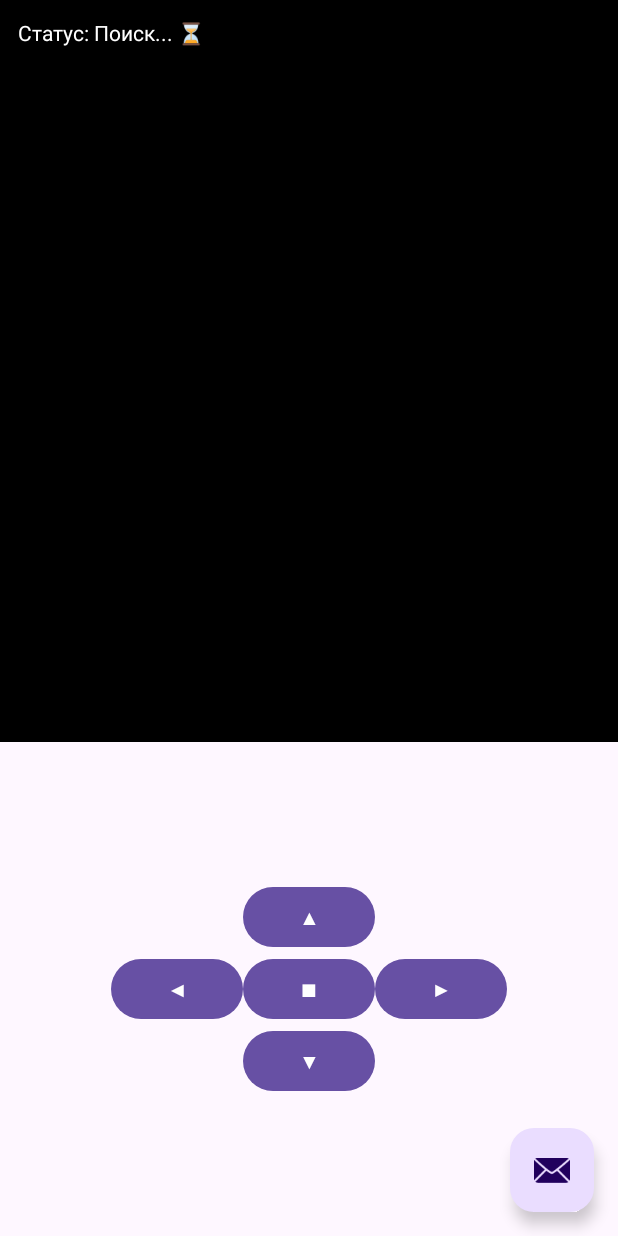
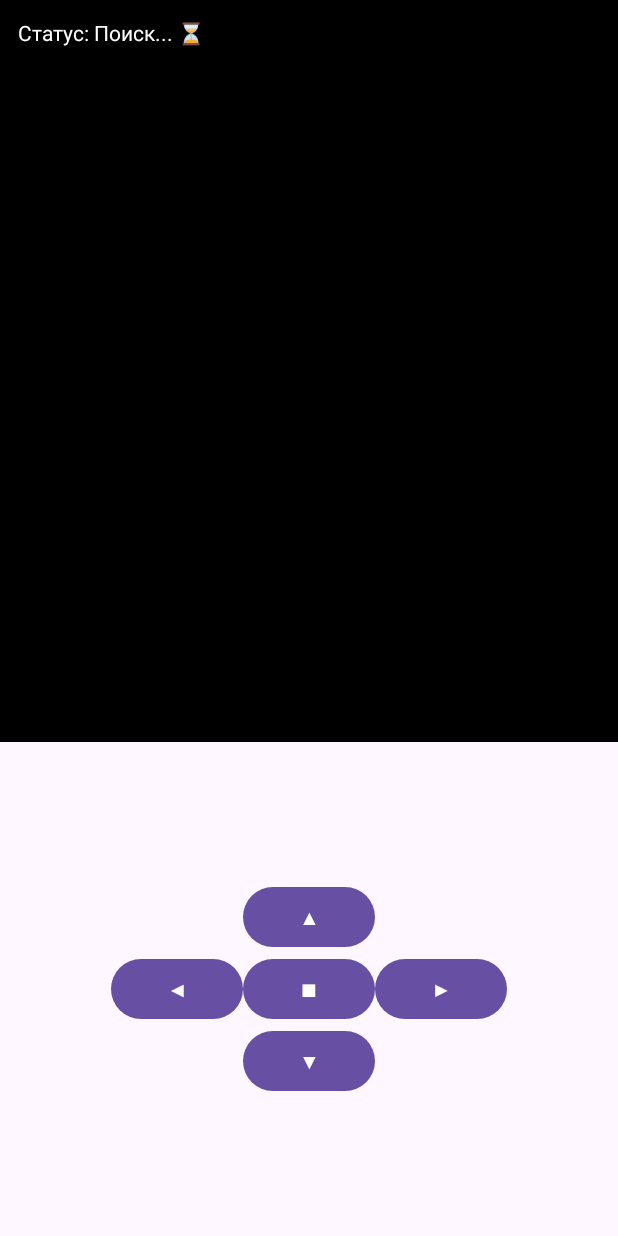
Before and after one commit to neproger/ESP32-CAM_RC, an Android app: the screen it shows after launch (MainActivity), after a tap on "ОК", on a phone screen of 412 x 824 dp. Run offline under Robolectric (Android 15) with nearby library versions, the phone set to English and light mode, and no system bars; our stand-ins replace navigation-ui; 1 other tap on this screen came first.

Commit message:
ESP32-RC

```diff
--- a/app/src/main/res/layout/activity_main.xml
+++ b/app/src/main/res/layout/activity_main.xml
@@ -1,33 +1,21 @@
 <?xml version="1.0" encoding="utf-8"?>
-<androidx.coordinatorlayout.widget.CoordinatorLayout xmlns:android="http://schemas.android.com/apk/res/android"
+<androidx.constraintlayout.widget.ConstraintLayout xmlns:android="http://schemas.android.com/apk/res/android"
     xmlns:app="http://schemas.android.com/apk/res-auto"
     xmlns:tools="http://schemas.android.com/tools"
     android:layout_width="match_parent"
     android:layout_height="match_parent"
-    android:fitsSystemWindows="true"
     tools:context=".MainActivity">
 
     <com.google.android.material.appbar.AppBarLayout
         android:layout_width="match_parent"
         android:layout_height="wrap_content"
-        android:fitsSystemWindows="true">
-
+        android:visibility="gone">
         <com.google.android.material.appbar.MaterialToolbar
             android:id="@+id/toolbar"
             android:layout_width="match_parent"
             android:layout_height="?attr/actionBarSize" />
-
     </com.google.android.material.appbar.AppBarLayout>
 
     <include layout="@layout/content_main" />
 
-    <com.google.android.material.floatingactionbutton.FloatingActionButton
-        android:id="@+id/fab"
-        android:layout_width="wrap_content"
-        android:layout_height="wrap_content"
-        android:layout_gravity="bottom|end"
-        android:layout_marginEnd="@dimen/fab_margin"
-        android:layout_marginBottom="16dp"
-        app:srcCompat="@android:drawable/ic_dialog_email" />
-
-</androidx.coordinatorlayout.widget.CoordinatorLayout>
+</androidx.constraintlayout.widget.ConstraintLayout>
```
Also changed, not shown: 1 other file.
